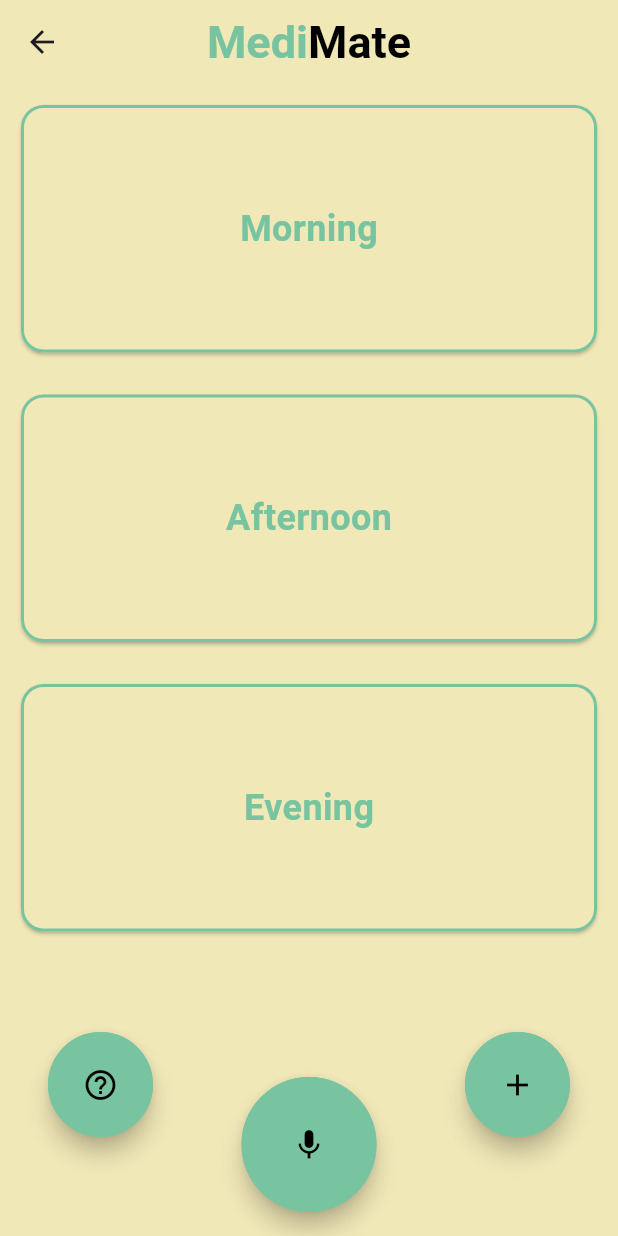
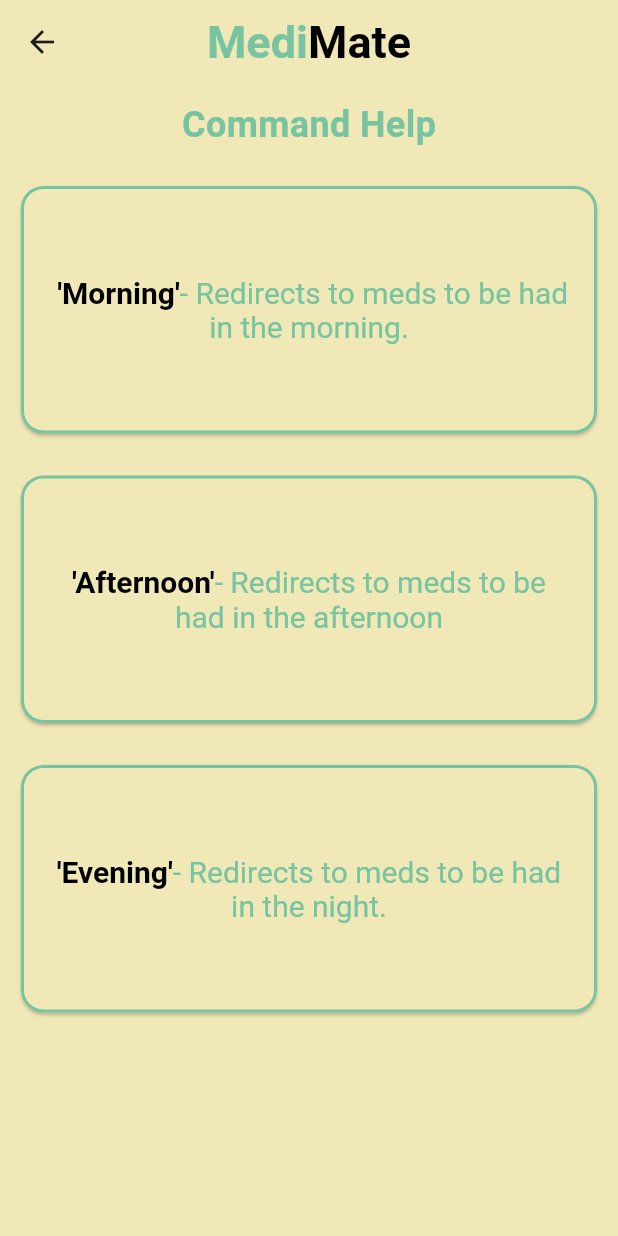
Before and after one commit to Anamika457/MediMate, a Flutter app: the HomeScreen screen opened directly, after a tap on the "help outline" icon, on a phone screen of 412 x 824 dp. Run offline on Flutter 3.47's test engine with Material 3 defaults, Android fonts, the phone set to English and light mode, and no system bars; our stand-ins replace dots_indicator, flutter_screenutil.

Commit message:
added help-screen

```diff
--- /dev/null
+++ b/lib/features/help/help.dart
@@ -0,0 +1,125 @@
+import 'package:flutter/material.dart';
+
+class HelpScreen extends StatelessWidget {
+  const HelpScreen({super.key});
+
+  @override
+  Widget build(BuildContext context) {
+    return Scaffold(
+      appBar: AppBar(
+        title: RichText(
+          text: const TextSpan(
+            children: [
+              TextSpan(
+                text: 'Medi',
+                style: TextStyle(
+                  fontWeight: FontWeight.bold,
+
+                  fontSize: 30,
+                  color: Color(0xFF78C4A1),
+                ),
+              ),
+              TextSpan(
+                text: 'Mate',
+                style: TextStyle(
+                  fontWeight: FontWeight.bold,
+                  fontSize: 30,
+                  color: Colors.black,
+                ),
+              ),
+            ],
+          ),
+        ),
+        centerTitle: true,
+        elevation: 0,
+        backgroundColor: const Color(0xFFF1E8B8),
+      ),
+      backgroundColor: const Color(0xFFF1E8B8),
+      body: Padding(
+        padding: const EdgeInsets.symmetric(horizontal: 10, vertical: 10),
+        child: Column(
+          mainAxisAlignment: MainAxisAlignment.start,
+          children: [
+
+            const Text(
+              'Command Help',
+              style: TextStyle(
+                fontSize: 24,
+                fontWeight: FontWeight.bold,
+                color: Color(0xFF78C4A1),
+              ),
+            ),
+            const SizedBox(height: 20),
+            timeCard(" 'Morning'- Redirects to meds to be had in the morning."),
+            const SizedBox(height: 20),
+            timeCard("'Afternoon'- Redirects to meds to be had in the afternoon"),
+            const SizedBox(height: 20),
+            timeCard("'Evening'- Redirects to meds to be had in the night."),
+          ],
+        ),
+      ),
+    );
+  }
+}
+
+Widget timeCard(String title) {
+  final commandRegex = RegExp(r"'(.*?)'");
+  final matches = commandRegex.allMatches(title);
+
+  List<TextSpan> textSpans = [];
+  int lastMatchEnd = 0;
+
+  for (var match in matches) {
+    if (match.start > lastMatchEnd) {
+      textSpans.add(TextSpan(
+        text: title.substring(lastMatchEnd, match.start),
+        style: const TextStyle(
+          fontSize: 20,
+          color: Color(0xFF78C4A1),
+        ),
+      ));
+    }
+
+    textSpans.add(TextSpan(
+      text: match.group(0),
+      style: const TextStyle(
+        fontSize: 20,
+        fontWeight: FontWeight.bold,
+        color: Colors.black,
+      ),
+    ));
+
+    lastMatchEnd = match.end;
+  }
+
+  if (lastMatchEnd < title.length) {
+    textSpans.add(TextSpan(
+      text: title.substring(lastMatchEnd),
+      style: const TextStyle(
+        fontSize: 20,
+        color: Color(0xFF78C4A1),
+      ),
+    ));
+  }
+
+  return Card(
+    color: const Color(0xFFF1E8B8),
+    shape: RoundedRectangleBorder(
+      borderRadius: BorderRadius.circular(15),
+      side: const BorderSide(color: Color(0xFF78C4A1), width: 2),
+    ),
+    child: SizedBox(
+      width: double.infinity,
+      height: 165,
+      child: Padding(
+        padding: const EdgeInsets.all(16.0),
+        child: Center(
+          child: RichText(
+            text: TextSpan(children: textSpans),
+            textAlign: TextAlign.center,
+          ),
+        ),
+      ),
+    ),
+  );
+}
--- a/lib/features/home/home_page_view.dart
+++ b/lib/features/home/home_page_view.dart
@@ -1,4 +1,5 @@
 import 'package:flutter/material.dart';
+import 'package:medi_mate/features/help/help.dart';
 
 class HomeScreen extends StatelessWidget {
   const HomeScreen({Key? key}) : super(key: key);
@@ -59,8 +60,12 @@
                 width: 70,
                 height: 70,
                 child: FloatingActionButton(
+                  heroTag:'help',
                   onPressed: () {
-                    // TODO: Add action for the help button
+                     Navigator.push(
+                context,
+                MaterialPageRoute(builder: (context) => const HelpScreen()),
+              );
                   },
                   backgroundColor: const Color(0xFF78C4A1),
                   shape: const CircleBorder(
@@ -77,6 +82,7 @@
               width: 90,
               height: 90,
               child: FloatingActionButton(
+                heroTag: 'voice',
                 onPressed: () {
                   // TODO: Add action for the microphone button
                 },
@@ -96,6 +102,7 @@
                 width: 70,
                 height: 70,
                 child: FloatingActionButton(
+                  heroTag:'add',
                   onPressed: () {
                     // TODO: Add action for the add button
                   },
```
Also changed, not shown: pubspec.lock, 2 other files.
